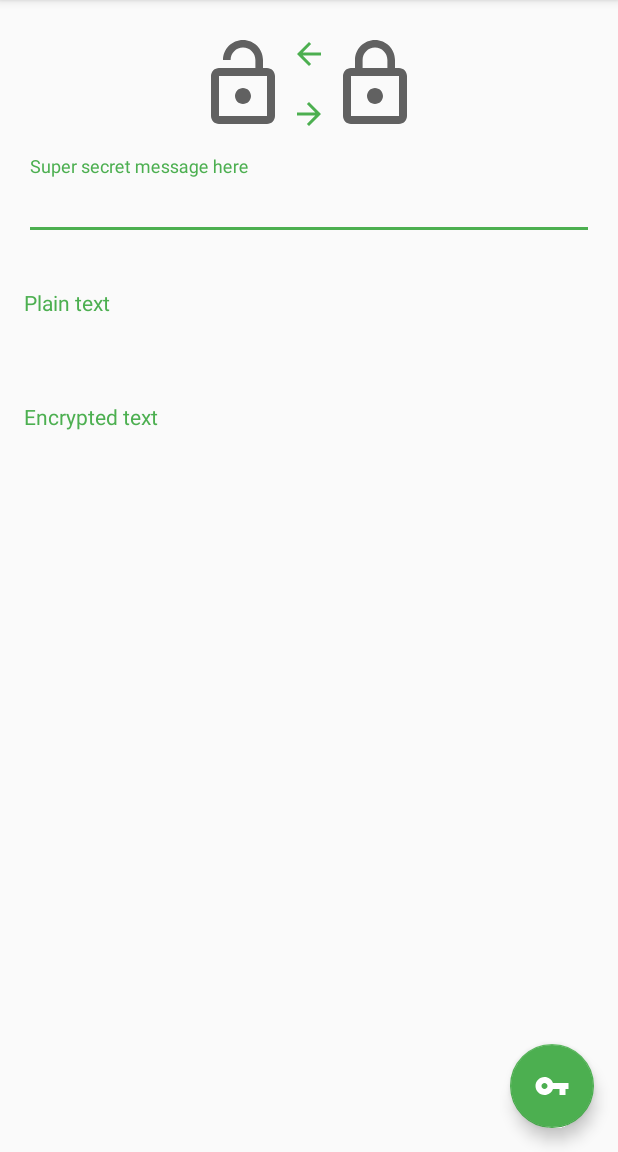
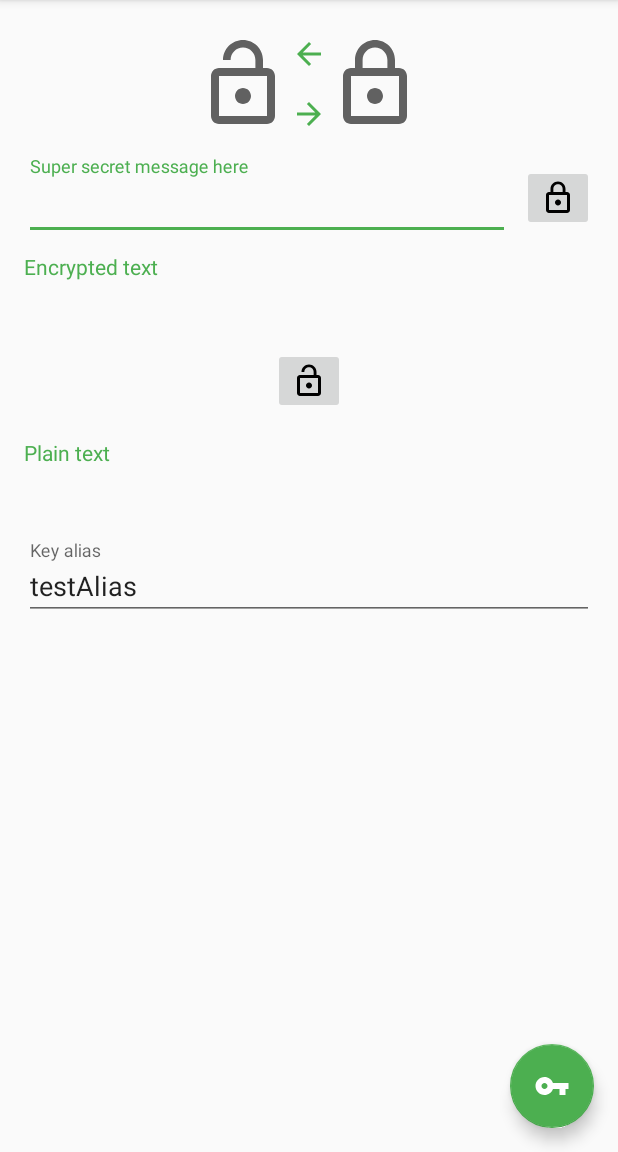
Before and after one commit to maiatoday/HelloKeyStore, an Android app: the screen it shows after launch (MainActivity), on a phone screen of 412 x 824 dp, the part 84-1236 px from its top. Run offline under Robolectric (Android 15) with nearby library versions, the phone set to English and light mode, and no system bars.

Commit message:
Layout for list of keys and preferences

```diff
--- a/app/build.gradle
+++ b/app/build.gradle
@@ -14,7 +14,7 @@ android {
         versionCode 1
         versionName "1.0"
         testInstrumentationRunner "android.support.test.runner.AndroidJUnitRunner"
-        vectorDrawables.useSupportLibrary  true
+        vectorDrawables.useSupportLibrary true
     }
     buildTypes {
         release {
@@ -26,7 +26,7 @@ android {
 
 dependencies {
     implementation fileTree(dir: 'libs', include: ['*.jar'])
-    implementation"org.jetbrains.kotlin:kotlin-stdlib-jre7:$kotlin_version"
+    implementation "org.jetbrains.kotlin:kotlin-stdlib-jre7:$kotlin_version"
     implementation 'com.android.support:appcompat-v7:26.1.0'
     implementation 'com.android.support.constraint:constraint-layout:1.0.2'
     implementation 'com.android.support:design:26.1.0'
--- a/app/src/main/java/net/maiatoday/hellokeystore/MainActivity.kt
+++ b/app/src/main/java/net/maiatoday/hellokeystore/MainActivity.kt
@@ -1,23 +1,27 @@
 package net.maiatoday.hellokeystore
 
+import android.content.Intent
 import android.os.Bundle
-import android.support.design.widget.Snackbar
 import android.support.v7.app.AppCompatActivity
 import android.view.Menu
 import android.view.MenuItem
-
 import kotlinx.android.synthetic.main.activity_main.*
+import kotlinx.android.synthetic.main.content_main.*
 
 class MainActivity : AppCompatActivity() {
+
+    lateinit var prefs: Prefs
 
     override fun onCreate(savedInstanceState: Bundle?) {
         super.onCreate(savedInstanceState)
         setContentView(R.layout.activity_main)
         setSupportActionBar(toolbar)
+        prefs = Prefs(this)
+        keyAlias.setText(prefs.keyAlias)
+        secretMessageEncrypted.text=prefs.secretMessageEncrypted
 
         fab.setOnClickListener { view ->
-            Snackbar.make(view, "Replace with your own action", Snackbar.LENGTH_LONG)
-                    .setAction("Action", null).show()
+            startActivity(Intent(this, KeysActivity::class.java))
         }
     }
 
--- /dev/null
+++ b/app/src/main/java/net/maiatoday/hellokeystore/Prefs.kt
@@ -0,0 +1,22 @@
+package net.maiatoday.hellokeystore
+
+import android.content.Context
+import android.content.SharedPreferences
+
+/**
+ * Created by maia on 2017/10/28.
+ */
+class Prefs (context: Context) {
+    val PREFS_FILENAME = "net.maiatoday.hellokeystore.prefs"
+    val SECRET_MESSAGE_ENCRYPTED = "secret_message"
+    val KEY_ALIAS = "key_alias"
+    val prefs: SharedPreferences = context.getSharedPreferences(PREFS_FILENAME, 0);
+
+    var secretMessageEncrypted: String
+        get() = prefs.getString(SECRET_MESSAGE_ENCRYPTED, "")
+        set(value) = prefs.edit().putString(SECRET_MESSAGE_ENCRYPTED, value).apply()
+
+    var keyAlias: String
+        get() = prefs.getString(KEY_ALIAS, "testAlias")
+        set(value) = prefs.edit().putString(KEY_ALIAS, value).apply()
+}
--- a/app/src/main/res/layout/content_main.xml
+++ b/app/src/main/res/layout/content_main.xml
@@ -59,13 +59,10 @@
         android:id="@+id/secretMessageInputLayout"
         android:layout_width="0dp"
         android:layout_height="wrap_content"
+        android:layout_marginEnd="8dp"
+        android:layout_marginStart="16dp"
         android:layout_marginTop="16dp"
-        android:layout_marginStart="16dp"
-        android:layout_marginLeft="16dp"
-        android:layout_marginEnd="16dp"
-        android:layout_marginRight="16dp"
-        app:layout_constraintEnd_toEndOf="parent"
-        app:layout_constraintHorizontal_bias="0.5"
+        app:layout_constraintEnd_toStartOf="@+id/buttonLock"
         app:layout_constraintStart_toStartOf="parent"
         app:layout_constraintTop_toBottomOf="@+id/imageView4">
 
@@ -81,24 +78,22 @@
         android:layout_width="wrap_content"
         android:layout_height="wrap_content"
         android:layout_marginStart="16dp"
-        android:layout_marginLeft="16dp"
-        android:layout_marginTop="32dp"
+        android:layout_marginTop="16dp"
         android:text="@string/plain_text"
         android:textColor="@color/accent"
         app:layout_constraintStart_toStartOf="parent"
-        app:layout_constraintTop_toBottomOf="@+id/secretMessageInputLayout" />
+        app:layout_constraintTop_toBottomOf="@+id/buttonUnlock" />
 
     <TextView
         android:id="@+id/labelEncryptedText"
         android:layout_width="wrap_content"
         android:layout_height="wrap_content"
         android:layout_marginStart="16dp"
-        android:layout_marginLeft="16dp"
-        android:layout_marginTop="24dp"
+        android:layout_marginTop="8dp"
         android:text="@string/encrypted_text"
         android:textColor="@color/accent"
         app:layout_constraintStart_toStartOf="parent"
-        app:layout_constraintTop_toBottomOf="@+id/secretMessagePlain" />
+        app:layout_constraintTop_toBottomOf="@+id/secretMessageInputLayout" />
 
     <TextView
         android:id="@+id/secretMessagePlain"
@@ -107,7 +102,6 @@
         android:layout_marginTop="8dp"
         android:textAppearance="@style/TextAppearance.AppCompat.Medium"
         app:layout_constraintEnd_toEndOf="parent"
-        app:layout_constraintHorizontal_bias="0.459"
         app:layout_constraintStart_toStartOf="parent"
         app:layout_constraintTop_toBottomOf="@+id/labelPlainText"
         tools:text="Twas brillig and the the slyteh toves" />
@@ -116,13 +110,56 @@
         android:id="@+id/secretMessageEncrypted"
         android:layout_width="wrap_content"
         android:layout_height="wrap_content"
-        android:layout_marginTop="8dp"
+        android:layout_marginTop="4dp"
         android:textAppearance="@style/TextAppearance.AppCompat.Medium"
         app:layout_constraintEnd_toEndOf="parent"
-        app:layout_constraintHorizontal_bias="0.5"
         app:layout_constraintStart_toStartOf="parent"
         app:layout_constraintTop_toBottomOf="@+id/labelEncryptedText"
         tools:text="oxoxoxoxoxoxoxoxoxoxoxoxoxoxoxo" />
 
+    <ImageButton
+        android:id="@+id/buttonLock"
+        android:layout_width="wrap_content"
+        android:layout_height="wrap_content"
+        android:layout_marginEnd="16dp"
+        app:layout_constraintBottom_toBottomOf="@+id/secretMessageInputLayout"
+        app:layout_constraintEnd_toEndOf="parent"
+        app:layout_constraintTop_toTopOf="@+id/secretMessageInputLayout"
+        app:srcCompat="@drawable/ic_lock_outline_black_24dp" />
+
+    <ImageButton
+        android:id="@+id/buttonUnlock"
+        android:layout_width="wrap_content"
+        android:layout_height="wrap_content"
+        android:layout_marginEnd="8dp"
+        android:layout_marginStart="8dp"
+        android:layout_marginTop="16dp"
+        app:layout_constraintEnd_toEndOf="parent"
+        app:layout_constraintStart_toStartOf="parent"
+        app:layout_constraintTop_toBottomOf="@+id/secretMessageEncrypted"
+        app:srcCompat="@drawable/ic_lock_open_black_24dp" />
+
+    <android.support.design.widget.TextInputLayout
+        android:id="@+id/keyAliasInputLayout"
+        android:layout_width="0dp"
+        android:layout_height="53dp"
+        android:layout_marginBottom="8dp"
+        android:layout_marginEnd="16dp"
+        android:layout_marginStart="16dp"
+        android:layout_marginTop="16dp"
+        app:layout_constraintBottom_toBottomOf="parent"
+        app:layout_constraintEnd_toEndOf="parent"
+        app:layout_constraintStart_toStartOf="parent"
+        app:layout_constraintTop_toBottomOf="@+id/secretMessagePlain"
+        app:layout_constraintVertical_bias="0.0">
+
+        <android.support.design.widget.TextInputEditText
+            android:id="@+id/keyAlias"
+            android:layout_width="match_parent"
+            android:layout_height="wrap_content"
+            android:hint="@string/key_alias"
+            android:maxLines="1" />
+    </android.support.design.widget.TextInputLayout>
+
 
 </android.support.constraint.ConstraintLayout>
--- a/app/src/main/res/values/strings.xml
+++ b/app/src/main/res/values/strings.xml
@@ -4,4 +4,7 @@
     <string name="secret_message_hint">Super secret message here</string>
     <string name="plain_text">Plain text</string>
     <string name="encrypted_text">Encrypted text</string>
+    <string name="key_alias">Key alias</string>
+    <string name="activity_keys_title">Keys</string>
+
 </resources>
```
Also changed, not shown: app/src/main/AndroidManifest.xml (+9 -0 lines), app/src/main/java/net/maiatoday/hellokeystore/KeysActivity.kt (added, +12 -0 lines), app/src/main/res/drawable/ic_check_black_24dp.xml (added, +9 -0 lines), app/src/main/res/drawable/ic_delete_forever_black_24dp.xml (added, +9 -0 lines), app/src/main/res/layout/activity_keys.xml (added, +22 -0 lines), app/src/main/res/layout/item_key.xml (added, +43 -0 lines).
